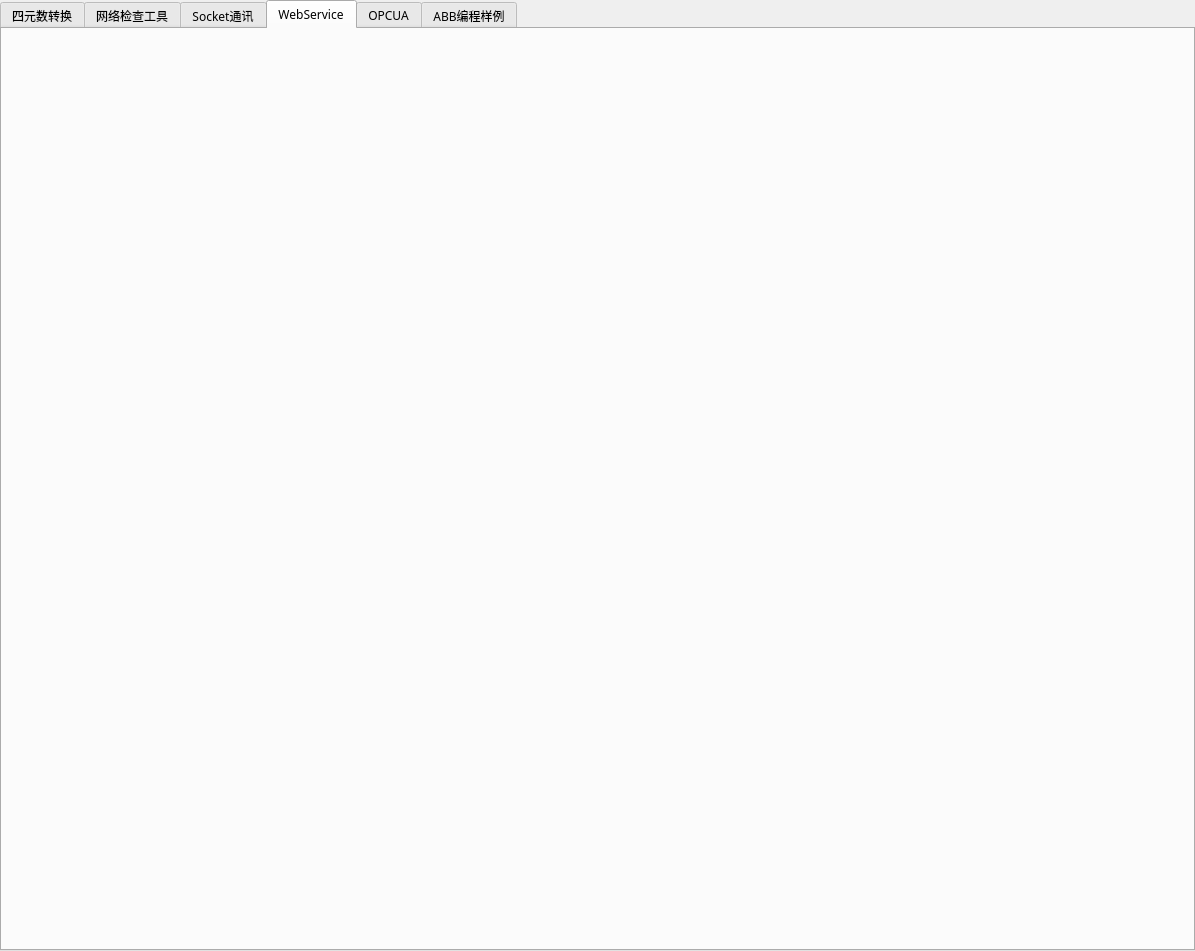
First picture: the form in ShineRobot/ShineRobot.ui, repository Pitt-ding/ShineRobot, before the edit.
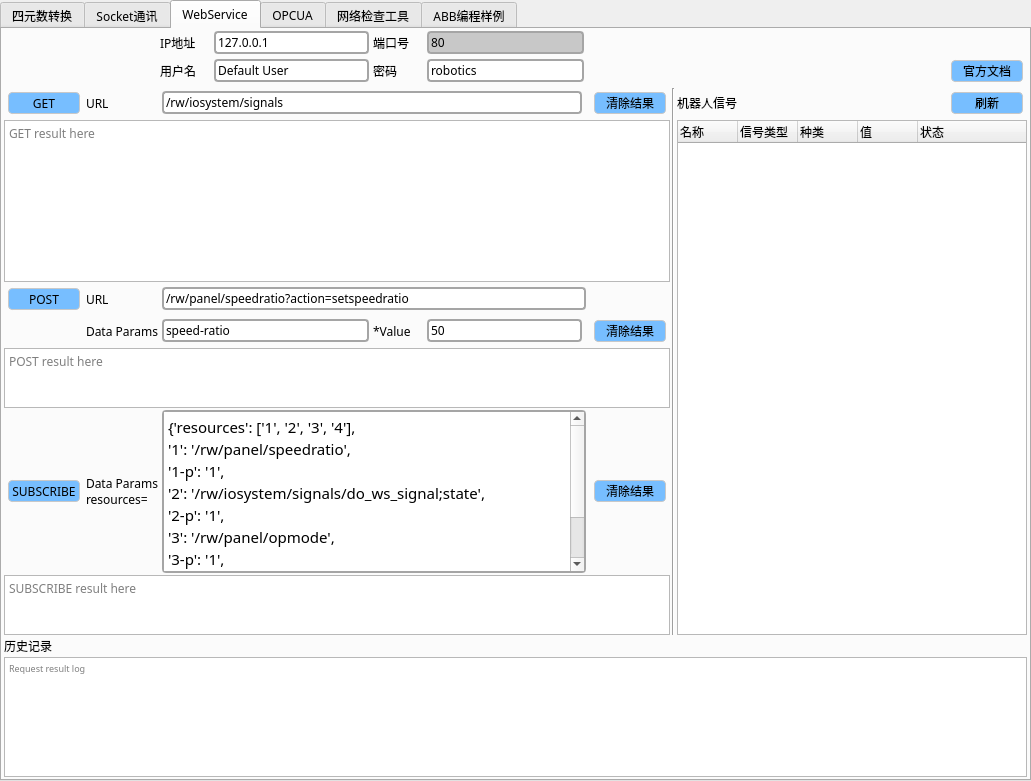
Second picture: the form after the edit. The open tabs and pages were chosen to show the change. Icons and pictures are not drawn.

Commit message: WebService功能及界面操作测试完成

What changed in the file:
```diff
--- a/ShineRobot/ShineRobot.ui
+++ b/ShineRobot/ShineRobot.ui
@@ -9,8 +9,8 @@
    <rect>
     <x>0</x>
     <y>0</y>
-    <width>1195</width>
-    <height>951</height>
+    <width>1031</width>
+    <height>781</height>
    </rect>
   </property>
   <property name="windowTitle">
@@ -36,6 +36,11 @@
    <enum>Qt::ToolButtonTextBesideIcon</enum>
   </property>
   <widget class="QWidget" name="centralwidget_ShineRobot">
+   <property name="font">
+    <font>
+     <family>Microsoft YaHei</family>
+    </font>
+   </property>
    <property name="styleSheet">
     <string notr="true">QPushButton{
 border-width: 1px;
@@ -48,7 +53,7 @@
 QPushButton:hover{background-color:rgb(85, 170, 255) }
 QPushButton:pressed{background-color:rgb(101, 163, 217) }
 
-QLineEdit{
+QLineEdit,QComboBox{
 border-radius: 4px;
 border-width:2px;
 border-color: rgb(165, 165, 165);
@@ -56,6 +61,18 @@
 margin-left:2px;
 margin-right:2px;
 }
+QComboBox::drop-down {
+     /*subcontrol-origin: padding;
+    /*subcontrol-position: top right;*/
+    /*width: 15px;*/
+
+    border-left-width: 1px;
+    border-left-color: darkgray;
+    border-left-style: solid; /* just a single line */
+    border-top-right-radius: 4px;  /*same radius as the QComboBox */
+    border-bottom-right-radius: 4px;
+}
+
 QLineEdit:disabled{
 	background-color: rgb(200, 200, 200);
 }
@@ -67,6 +84,7 @@
 QSpinBox:disabled{
 	background-color: rgb(200, 200, 200);
 }
+
 QSpinBox:enabled{
 	background-color: rgb(255, 255, 255);
 }
@@ -1301,11 +1319,6 @@
         </item>
        </layout>
       </widget>
-      <widget class="QWidget" name="tab_4">
-       <attribute name="title">
-        <string>网络检查工具</string>
-       </attribute>
-      </widget>
       <widget class="QWidget" name="tab_2">
        <property name="styleSheet">
         <string notr="true"/>
@@ -3701,15 +3714,834 @@
        </layout>
       </widget>
       <widget class="QWidget" name="tab_3">
+       <property name="sizePolicy">
+        <sizepolicy hsizetype="Expanding" vsizetype="Expanding">
+         <horstretch>0</horstretch>
+         <verstretch>0</verstretch>
+        </sizepolicy>
+       </property>
        <attribute name="title">
         <string>WebService</string>
        </attribute>
+       <layout class="QGridLayout" name="gridLayout_10">
+        <property name="leftMargin">
+         <number>2</number>
+        </property>
+        <property name="topMargin">
+         <number>2</number>
+        </property>
+        <property name="rightMargin">
+         <number>2</number>
+        </property>
+        <property name="bottomMargin">
+         <number>2</number>
+        </property>
+        <property name="spacing">
+         <number>2</number>
+        </property>
+        <item row="1" column="0">
+         <layout class="QGridLayout" name="gridLayout_9">
+          <property name="spacing">
+           <number>2</number>
+          </property>
+          <item row="4" column="2" colspan="6">
+           <widget class="QLineEdit" name="lineEdit_POST">
+            <property name="font">
+             <font>
+              <family>Microsoft YaHei</family>
+             </font>
+            </property>
+            <property name="toolTip">
+             <string>/rw/iosystem/signals/{network}/{device}/{signal}</string>
+            </property>
+            <property name="text">
+             <string>/rw/panel/speedratio?action=setspeedratio</string>
+            </property>
+           </widget>
+          </item>
+          <item row="2" column="8">
+           <widget class="QPushButton" name="pushButton_Get_Clear">
+            <property name="minimumSize">
+             <size>
+              <width>80</width>
+              <height>30</height>
+             </size>
+            </property>
+            <property name="font">
+             <font>
+              <family>Microsoft YaHei</family>
+             </font>
+            </property>
+            <property name="text">
+             <string>清除结果</string>
+            </property>
+           </widget>
+          </item>
+          <item row="8" column="0" colspan="9">
+           <widget class="QTextEdit" name="textEdit_SUBSCRIBE">
+            <property name="maximumSize">
+             <size>
+              <width>16777215</width>
+              <height>60</height>
+             </size>
+            </property>
+            <property name="font">
+             <font>
+              <family>Microsoft YaHei</family>
+             </font>
+            </property>
+            <property name="toolTip">
+             <string>Subscribe request result</string>
+            </property>
+            <property name="readOnly">
+             <bool>true</bool>
+            </property>
+            <property name="placeholderText">
+             <string>SUBSCRIBE result here </string>
+            </property>
+           </widget>
+          </item>
+          <item row="5" column="1">
+           <widget class="QLabel" name="label_49">
+            <property name="maximumSize">
+             <size>
+              <width>180</width>
+              <height>16777215</height>
+             </size>
+            </property>
+            <property name="font">
+             <font>
+              <family>Microsoft YaHei</family>
+             </font>
+            </property>
+            <property name="text">
+             <string>Data Params</string>
+            </property>
+           </widget>
+          </item>
+          <item row="0" column="5" colspan="2">
+           <widget class="QLineEdit" name="lineEdit_Web_Port">
+            <property name="sizePolicy">
+             <sizepolicy hsizetype="Expanding" vsizetype="Fixed">
+              <horstretch>0</horstretch>
+              <verstretch>0</verstretch>
+             </sizepolicy>
+            </property>
+            <property name="minimumSize">
+             <size>
+              <width>150</width>
+              <height>0</height>
+             </size>
+            </property>
+            <property name="maximumSize">
+             <size>
+              <width>16777215</width>
+              <height>16777215</height>
+             </size>
+            </property>
+            <property name="font">
+             <font>
+              <family>Microsoft YaHei</family>
+             </font>
+            </property>
+            <property name="toolTip">
+             <string>default port 80</string>
+            </property>
+            <property name="styleSheet">
+             <string notr="true">background-color: rgb(200, 200, 200);</string>
+            </property>
+            <property name="text">
+             <string>80</string>
+            </property>
+            <property name="readOnly">
+             <bool>true</bool>
+            </property>
+           </widget>
+          </item>
+          <item row="0" column="0" colspan="2">
+           <spacer name="horizontalSpacer_18">
+            <property name="font">
+             <font>
+              <family>Microsoft YaHei</family>
+             </font>
+            </property>
+            <property name="orientation">
+             <enum>Qt::Horizontal</enum>
+            </property>
+            <property name="sizeHint" stdset="0">
+             <size>
+              <width>40</width>
+              <height>20</height>
+             </size>
+            </property>
+           </spacer>
+          </item>
+          <item row="1" column="5" colspan="2">
+           <widget class="QLineEdit" name="lineEdit_WebPassword">
+            <property name="sizePolicy">
+             <sizepolicy hsizetype="Expanding" vsizetype="Fixed">
+              <horstretch>0</horstretch>
+              <verstretch>0</verstretch>
+             </sizepolicy>
+            </property>
+            <property name="minimumSize">
+             <size>
+              <width>150</width>
+              <height>0</height>
+             </size>
+            </property>
+            <property name="maximumSize">
+             <size>
+              <width>16777215</width>
+              <height>16777215</height>
+             </size>
+            </property>
+            <property name="font">
+             <font>
+              <family>Microsoft YaHei</family>
+             </font>
+            </property>
+            <property name="text">
+             <string>robotics</string>
+            </property>
+           </widget>
+          </item>
+          <item row="4" column="0">
+           <widget class="QPushButton" name="pushButton_POST">
+            <property name="minimumSize">
+             <size>
+              <width>80</width>
+              <height>30</height>
+             </size>
+            </property>
+            <property name="font">
+             <font>
+              <family>Microsoft YaHei</family>
+             </font>
+            </property>
+            <property name="text">
+             <string>POST</string>
+            </property>
+           </widget>
+          </item>
+          <item row="10" column="0" colspan="12">
+           <widget class="QTextEdit" name="textEdit_WebService_log">
+            <property name="minimumSize">
+             <size>
+              <width>0</width>
+              <height>100</height>
+             </size>
+            </property>
+            <property name="maximumSize">
+             <size>
+              <width>16777215</width>
+              <height>150</height>
+             </size>
+            </property>
+            <property name="font">
+             <font>
+              <family>Microsoft YaHei</family>
+              <pointsize>7</pointsize>
+             </font>
+            </property>
+            <property name="toolTip">
+             <string>Request result</string>
+            </property>
+            <property name="placeholderText">
+             <string>Request result log</string>
+            </property>
+           </widget>
+          </item>
+          <item row="5" column="2" colspan="2">
+           <widget class="QLineEdit" name="lineEdit_Data_params">
+            <property name="minimumSize">
+             <size>
+              <width>0</width>
+              <height>0</height>
+             </size>
+            </property>
+            <property name="maximumSize">
+             <size>
+              <width>16777215</width>
+              <height>16777215</height>
+             </size>
+            </property>
+            <property name="font">
+             <font>
+              <family>Microsoft YaHei</family>
+             </font>
+            </property>
+            <property name="text">
+             <string>speed-ratio</string>
+            </property>
+           </widget>
+          </item>
+          <item row="1" column="0" colspan="2">
+           <spacer name="horizontalSpacer_20">
+            <property name="font">
+             <font>
+              <family>Microsoft YaHei</family>
+             </font>
+            </property>
+            <property name="orientation">
+             <enum>Qt::Horizontal</enum>
+            </property>
+            <property name="sizeHint" stdset="0">
+             <size>
+              <width>40</width>
+              <height>20</height>
+             </size>
+            </property>
+           </spacer>
+          </item>
+          <item row="5" column="4">
+           <widget class="QLabel" name="label_48">
+            <property name="font">
+             <font>
+              <family>Microsoft YaHei</family>
+             </font>
+            </property>
+            <property name="text">
+             <string>*Value</string>
+            </property>
+           </widget>
+          </item>
+          <item row="2" column="0">
+           <widget class="QPushButton" name="pushButton_GET">
+            <property name="minimumSize">
+             <size>
+              <width>80</width>
+              <height>30</height>
+             </size>
+            </property>
+            <property name="font">
+             <font>
+              <family>Microsoft YaHei</family>
+             </font>
+            </property>
+            <property name="text">
+             <string>GET</string>
+            </property>
+           </widget>
+          </item>
+          <item row="4" column="1">
+           <widget class="QLabel" name="label_46">
+            <property name="font">
+             <font>
+              <family>Microsoft YaHei</family>
+             </font>
+            </property>
+            <property name="text">
+             <string>URL</string>
+            </property>
+           </widget>
+          </item>
+          <item row="1" column="3">
+           <widget class="QLineEdit" name="lineEdit_WebUserName">
+            <property name="sizePolicy">
+             <sizepolicy hsizetype="Expanding" vsizetype="Fixed">
+              <horstretch>0</horstretch>
+              <verstretch>0</verstretch>
+             </sizepolicy>
+            </property>
+            <property name="maximumSize">
+             <size>
+              <width>16777215</width>
+              <height>16777215</height>
+             </size>
+            </property>
+            <property name="font">
+             <font>
+              <family>Microsoft YaHei</family>
+             </font>
+            </property>
+            <property name="text">
+             <string>Default User</string>
+            </property>
+           </widget>
+          </item>
+          <item row="0" column="4">
+           <widget class="QLabel" name="label_13">
+            <property name="minimumSize">
+             <size>
+              <width>50</width>
+              <height>0</height>
+             </size>
+            </property>
+            <property name="font">
+             <font>
+              <family>Microsoft YaHei</family>
+             </font>
+            </property>
+            <property name="text">
+             <string>端口号</string>
+            </property>
+           </widget>
+          </item>
+          <item row="1" column="4">
+           <widget class="QLabel" name="label_16">
+            <property name="minimumSize">
+             <size>
+              <width>50</width>
+              <height>0</height>
+             </size>
+            </property>
+            <property name="font">
+             <font>
+              <family>Microsoft YaHei</family>
+             </font>
+            </property>
+            <property name="text">
+             <string>密码</string>
+            </property>
+           </widget>
+          </item>
+          <item row="0" column="7" colspan="5">
+           <spacer name="horizontalSpacer_19">
+            <property name="font">
+             <font>
+              <family>Microsoft YaHei</family>
+             </font>
+            </property>
+            <property name="orientation">
+             <enum>Qt::Horizontal</enum>
+            </property>
+            <property name="sizeHint" stdset="0">
+             <size>
+              <width>40</width>
+              <height>20</height>
+             </size>
+            </property>
+           </spacer>
+          </item>
+          <item row="2" column="1">
+           <widget class="QLabel" name="label_45">
+            <property name="font">
+             <font>
+              <family>Microsoft YaHei</family>
+             </font>
+            </property>
+            <property name="text">
+             <string>URL</string>
+            </property>
+           </widget>
+          </item>
+          <item row="1" column="2">
+           <widget class="QLabel" name="label_14">
+            <property name="minimumSize">
+             <size>
+              <width>50</width>
+              <height>0</height>
+             </size>
+            </property>
+            <property name="font">
+             <font>
+              <family>Microsoft YaHei</family>
+             </font>
+            </property>
+            <property name="text">
+             <string>用户名</string>
+            </property>
+           </widget>
+          </item>
+          <item row="3" column="10" rowspan="6" colspan="2">
+           <widget class="QTreeWidget" name="treeWidget_WebserviceSignals">
+            <property name="minimumSize">
+             <size>
+              <width>350</width>
+              <height>0</height>
+             </size>
+            </property>
+            <property name="font">
+             <font>
+              <family>Microsoft YaHei</family>
+             </font>
+            </property>
+            <property name="lineWidth">
+             <number>1</number>
+            </property>
+            <attribute name="headerMinimumSectionSize">
+             <number>15</number>
+            </attribute>
+            <attribute name="headerDefaultSectionSize">
+             <number>60</number>
+            </attribute>
+            <attribute name="headerHighlightSections">
+             <bool>true</bool>
+            </attribute>
+            <column>
+             <property name="text">
+              <string>名称</string>
+             </property>
+            </column>
+            <column>
+             <property name="text">
+              <string>信号类型</string>
+             </property>
+            </column>
+            <column>
+             <property name="text">
+              <string>种类</string>
+             </property>
+            </column>
+            <column>
+             <property name="text">
+              <string>值</string>
+             </property>
+            </column>
+            <column>
+             <property name="text">
+              <string>状态</string>
+             </property>
+            </column>
+           </widget>
+          </item>
+          <item row="6" column="0" colspan="9">
+           <widget class="QTextEdit" name="textEdit_POST">
+            <property name="maximumSize">
+             <size>
+              <width>16777215</width>
+              <height>60</height>
+             </size>
+            </property>
+            <property name="font">
+             <font>
+              <family>Microsoft YaHei</family>
+             </font>
+            </property>
+            <property name="toolTip">
+             <string>post request result</string>
+            </property>
+            <property name="readOnly">
+             <bool>true</bool>
+            </property>
+            <property name="placeholderText">
+             <string>POST result here</string>
+            </property>
+           </widget>
+          </item>
+          <item row="2" column="10">
+           <widget class="QLabel" name="label_18">
+            <property name="sizePolicy">
+             <sizepolicy hsizetype="Expanding" vsizetype="Fixed">
+              <horstretch>0</horstretch>
+              <verstretch>0</verstretch>
+             </sizepolicy>
+            </property>
+            <property name="font">
+             <font>
+              <family>Microsoft YaHei</family>
+             </font>
+            </property>
+            <property name="text">
+             <string>机器人信号</string>
+            </property>
+           </widget>
+          </item>
+          <item row="0" column="3">
+           <widget class="QLineEdit" name="lineEdit_Web_IP">
+            <property name="sizePolicy">
+             <sizepolicy hsizetype="Expanding" vsizetype="Fixed">
+              <horstretch>0</horstretch>
+              <verstretch>0</verstretch>
+             </sizepolicy>
+            </property>
+            <property name="maximumSize">
+             <size>
+              <width>16777215</width>
+              <height>16777215</height>
+             </size>
+            </property>
+            <property name="font">
+             <font>
+              <family>Microsoft YaHei</family>
+             </font>
+            </property>
+            <property name="text">
+             <string>127.0.0.1</string>
+            </property>
+           </widget>
+          </item>
+          <item row="1" column="8" colspan="3">
+           <spacer name="horizontalSpacer_21">
+            <property name="font">
+             <font>
+              <family>Microsoft YaHei</family>
+             </font>
+            </property>
+            <property name="orientation">
+             <enum>Qt::Horizontal</enum>
+            </property>
+            <property name="sizeHint" stdset="0">
+             <size>
+              <width>40</width>
+              <height>20</height>
+             </size>
+            </property>
+           </spacer>
+          </item>
+          <item row="7" column="2" colspan="6">
+           <widget class="QTextEdit" name="textEdit_SUBSCRIBE_URL">
+            <property name="font">
+             <font>
+              <family>Microsoft YaHei</family>
+             </font>
+            </property>
+            <property name="styleSheet">
+             <string notr="true">QTextEdit{
+border-radius: 4px;
+border-width:2px;
+border-color: rgb(165, 165, 165);
+border-style: solid;
+margin-left:2px;
+margin-right:2px;
+}</string>
+            </property>
+            <property name="html">
+             <string>&lt;!DOCTYPE HTML PUBLIC &quot;-//W3C//DTD HTML 4.0//EN&quot; &quot;http://www.w3.org/TR/REC-html40/strict.dtd&quot;&gt;
+&lt;html&gt;&lt;head&gt;&lt;meta name=&quot;qrichtext&quot; content=&quot;1&quot; /&gt;&lt;style type=&quot;text/css&quot;&gt;
+p, li { white-space: pre-wrap; }
+&lt;/style&gt;&lt;/head&gt;&lt;body style=&quot; font-family:'Microsoft YaHei'; font-size:9pt; font-weight:400; font-style:normal;&quot;&gt;
+&lt;p style=&quot; margin-top:0px; margin-bottom:0px; margin-left:0px; margin-right:0px; -qt-block-indent:0; text-indent:0px;&quot;&gt;&lt;span style=&quot; font-family:'Calibri'; font-size:11pt;&quot;&gt;{'resources': ['1', '2', '3', '4'],&lt;/span&gt;&lt;span style=&quot; font-family:'SimSun';&quot;&gt; &lt;/span&gt;&lt;/p&gt;
+&lt;p style=&quot; margin-top:0px; margin-bottom:0px; margin-left:0px; margin-right:0px; -qt-block-indent:0; text-indent:0px;&quot;&gt;&lt;span style=&quot; font-family:'Calibri'; font-size:11pt;&quot;&gt;'1': '/rw/panel/speedratio',&lt;/span&gt;&lt;span style=&quot; font-family:'SimSun';&quot;&gt; &lt;/span&gt;&lt;/p&gt;
+&lt;p style=&quot; margin-top:0px; margin-bottom:0px; margin-left:0px; margin-right:0px; -qt-block-indent:0; text-indent:0px;&quot;&gt;&lt;span style=&quot; font-family:'Calibri'; font-size:11pt;&quot;&gt;'1-p': '1',&lt;/span&gt;&lt;span style=&quot; font-family:'SimSun';&quot;&gt; &lt;/span&gt;&lt;/p&gt;
+&lt;p style=&quot; margin-top:0px; margin-bottom:0px; margin-left:0px; margin-right:0px; -qt-block-indent:0; text-indent:0px;&quot;&gt;&lt;span style=&quot; font-family:'Calibri'; font-size:11pt;&quot;&gt;'2': '/rw/iosystem/signals/do_ws_signal;state',&lt;/span&gt;&lt;span style=&quot; font-family:'SimSun';&quot;&gt; &lt;/span&gt;&lt;/p&gt;
+&lt;p style=&quot; margin-top:0px; margin-bottom:0px; margin-left:0px; margin-right:0px; -qt-block-indent:0; text-indent:0px;&quot;&gt;&lt;span style=&quot; font-family:'Calibri'; font-size:11pt;&quot;&gt;'2-p': '1',&lt;/span&gt;&lt;span style=&quot; font-family:'SimSun';&quot;&gt; &lt;/span&gt;&lt;/p&gt;
+&lt;p style=&quot; margin-top:0px; margin-bottom:0px; margin-left:0px; margin-right:0px; -qt-block-indent:0; text-indent:0px;&quot;&gt;&lt;span style=&quot; font-family:'Calibri'; font-size:11pt;&quot;&gt;'3': '/rw/panel/opmode',&lt;/span&gt;&lt;span style=&quot; font-family:'SimSun';&quot;&gt; &lt;/span&gt;&lt;/p&gt;
+&lt;p style=&quot; margin-top:0px; margin-bottom:0px; margin-left:0px; margin-right:0px; -qt-block-indent:0; text-indent:0px;&quot;&gt;&lt;span style=&quot; font-family:'Calibri'; font-size:11pt;&quot;&gt;'3-p': '1',&lt;/span&gt;&lt;span style=&quot; font-family:'SimSun';&quot;&gt; &lt;/span&gt;&lt;/p&gt;
+&lt;p style=&quot; margin-top:0px; margin-bottom:0px; margin-left:0px; margin-right:0px; -qt-block-indent:0; text-indent:0px;&quot;&gt;&lt;span style=&quot; font-family:'Calibri'; font-size:11pt;&quot;&gt;'4': '/rw/panel/ctrlstate',&lt;/span&gt;&lt;span style=&quot; font-family:'SimSun';&quot;&gt; &lt;/span&gt;&lt;/p&gt;
+&lt;p style=&quot; margin-top:0px; margin-bottom:0px; margin-left:0px; margin-right:0px; -qt-block-indent:0; text-indent:0px;&quot;&gt;&lt;span style=&quot; font-family:'Calibri'; font-size:11pt;&quot;&gt;'4-p': '1'&lt;/span&gt;&lt;span style=&quot; font-family:'SimSun';&quot;&gt; &lt;/span&gt;&lt;/p&gt;
+&lt;p style=&quot; margin-top:0px; margin-bottom:0px; margin-left:0px; margin-right:0px; -qt-block-indent:0; text-indent:0px;&quot;&gt;&lt;span style=&quot; font-family:'Calibri'; font-size:11pt;&quot;&gt;}&lt;/span&gt;&lt;span style=&quot; font-family:'SimSun';&quot;&gt; &lt;/span&gt;&lt;/p&gt;&lt;/body&gt;&lt;/html&gt;</string>
+            </property>
+           </widget>
+          </item>
+          <item row="7" column="8">
+           <widget class="QPushButton" name="pushButton_SUBSCRIBE_Clear">
+            <property name="minimumSize">
+             <size>
+              <width>80</width>
+              <height>30</height>
+             </size>
+            </property>
+            <property name="font">
+             <font>
+              <family>Microsoft YaHei</family>
+             </font>
+            </property>
+            <property name="text">
+             <string>清除结果</string>
+            </property>
+           </widget>
+          </item>
+          <item row="7" column="1">
+           <widget class="QLabel" name="label_47">
+            <property name="font">
+             <font>
+              <family>Microsoft YaHei</family>
+             </font>
+            </property>
+            <property name="text">
+             <string>Data Params
+resources=</string>
+            </property>
+           </widget>
+          </item>
+          <item row="0" column="2">
+           <widget class="QLabel" name="label_12">
+            <property name="minimumSize">
+             <size>
+              <width>50</width>
+              <height>0</height>
+             </size>
+            </property>
+            <property name="font">
+             <font>
+              <family>Microsoft YaHei</family>
+             </font>
+            </property>
+            <property name="text">
+             <string>IP地址</string>
+            </property>
+           </widget>
+          </item>
+          <item row="5" column="8">
+           <widget class="QPushButton" name="pushButton_POST_Clear">
+            <property name="minimumSize">
+             <size>
+              <width>80</width>
+              <height>30</height>
+             </size>
+            </property>
+            <property name="font">
+             <font>
+              <family>Microsoft YaHei</family>
+             </font>
+            </property>
+            <property name="text">
+             <string>清除结果</string>
+            </property>
+           </widget>
+          </item>
+          <item row="7" column="0">
+           <widget class="QPushButton" name="pushButton_SUBSCRIBE">
+            <property name="minimumSize">
+             <size>
+              <width>80</width>
+              <height>30</height>
+             </size>
+            </property>
+            <property name="font">
+             <font>
+              <family>Microsoft YaHei</family>
+             </font>
+            </property>
+            <property name="toolTip">
+             <string>default URL:/SUBSCRIBE</string>
+            </property>
+            <property name="text">
+             <string>SUBSCRIBE</string>
+            </property>
+           </widget>
+          </item>
+          <item row="2" column="11">
+           <widget class="QPushButton" name="pushButton_WebServiceRefreshSignals">
+            <property name="sizePolicy">
+             <sizepolicy hsizetype="Fixed" vsizetype="Fixed">
+              <horstretch>0</horstretch>
+              <verstretch>0</verstretch>
+             </sizepolicy>
+            </property>
+            <property name="minimumSize">
+             <size>
+              <width>80</width>
+              <height>30</height>
+             </size>
+            </property>
+            <property name="font">
+             <font>
+              <family>Microsoft YaHei</family>
+             </font>
+            </property>
+            <property name="text">
+             <string>刷新</string>
+            </property>
+           </widget>
+          </item>
+          <item row="1" column="11">
+           <widget class="QPushButton" name="pushButton_Reference">
+            <property name="sizePolicy">
+             <sizepolicy hsizetype="Fixed" vsizetype="Fixed">
+              <horstretch>0</horstretch>
+              <verstretch>0</verstretch>
+             </sizepolicy>
+            </property>
+            <property name="minimumSize">
+             <size>
+              <width>80</width>
+              <height>30</height>
+             </size>
+            </property>
+            <property name="font">
+             <font>
+              <family>Microsoft YaHei</family>
+             </font>
+            </property>
+            <property name="text">
+             <string>官方文档</string>
+            </property>
+           </widget>
+          </item>
+          <item row="3" column="0" colspan="9">
+           <widget class="QTextEdit" name="textEdit_GET">
+            <property name="font">
+             <font>
+              <family>Microsoft YaHei</family>
+             </font>
+            </property>
+            <property name="toolTip">
+             <string>Get request result</string>
+            </property>
+            <property name="readOnly">
+             <bool>true</bool>
+            </property>
+            <property name="html">
+             <string>&lt;!DOCTYPE HTML PUBLIC &quot;-//W3C//DTD HTML 4.0//EN&quot; &quot;http://www.w3.org/TR/REC-html40/strict.dtd&quot;&gt;
+&lt;html&gt;&lt;head&gt;&lt;meta name=&quot;qrichtext&quot; content=&quot;1&quot; /&gt;&lt;style type=&quot;text/css&quot;&gt;
+p, li { white-space: pre-wrap; }
+&lt;/style&gt;&lt;/head&gt;&lt;body style=&quot; font-family:'Microsoft YaHei'; font-size:9pt; font-weight:400; font-style:normal;&quot;&gt;
+&lt;p style=&quot;-qt-paragraph-type:empty; margin-top:0px; margin-bottom:0px; margin-left:0px; margin-right:0px; -qt-block-indent:0; text-indent:0px;&quot;&gt;&lt;br /&gt;&lt;/p&gt;&lt;/body&gt;&lt;/html&gt;</string>
+            </property>
+            <property name="placeholderText">
+             <string>GET result here</string>
+            </property>
+           </widget>
+          </item>
+          <item row="9" column="0">
+           <widget class="QLabel" name="label_22">
+            <property name="font">
+             <font>
+              <family>Microsoft YaHei</family>
+             </font>
+            </property>
+            <property name="text">
+             <string>历史记录</string>
+            </property>
+           </widget>
+          </item>
+          <item row="2" column="9" rowspan="7">
+           <widget class="Line" name="line_17">
+            <property name="orientation">
+             <enum>Qt::Vertical</enum>
+            </property>
+           </widget>
+          </item>
+          <item row="5" column="5">
+           <widget class="QLineEdit" name="lineEdit_POST_VALUE">
+            <property name="maximumSize">
+             <size>
+              <width>16777215</width>
+              <height>16777215</height>
+             </size>
+            </property>
+            <property name="font">
+             <font>
+              <family>Microsoft YaHei</family>
+             </font>
+            </property>
+            <property name="toolTip">
+             <string>bool or int type</string>
+            </property>
+            <property name="text">
+             <string>50</string>
+            </property>
+           </widget>
+          </item>
+          <item row="2" column="2" colspan="4">
+           <widget class="QLineEdit" name="lineEdit_GET">
+            <property name="font">
+             <font>
+              <family>Microsoft YaHei</family>
+             </font>
+            </property>
+            <property name="text">
+             <string>/rw/iosystem/signals</string>
+            </property>
+           </widget>
+          </item>
+         </layout>
+        </item>
+       </layout>
       </widget>
       <widget class="QWidget" name="tab_6">
        <attribute name="title">
         <string>OPCUA</string>
        </attribute>
       </widget>
+      <widget class="QWidget" name="tab_4">
+       <attribute name="title">
+        <string>网络检查工具</string>
+       </attribute>
+      </widget>
       <widget class="QWidget" name="tab_5">
        <attribute name="title">
         <string>ABB编程样例</string>
```
Left out of the diff: 352 changed lines with no effect on the pictures. The commit also changes 6 other files.
